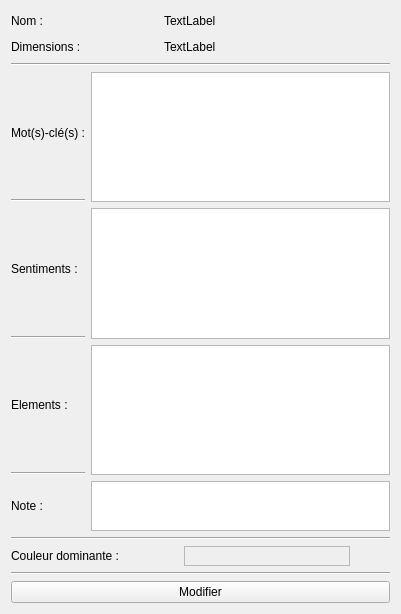
Qt form widgets/info.ui (GLTron3000/IHM_Photos) before a commit.
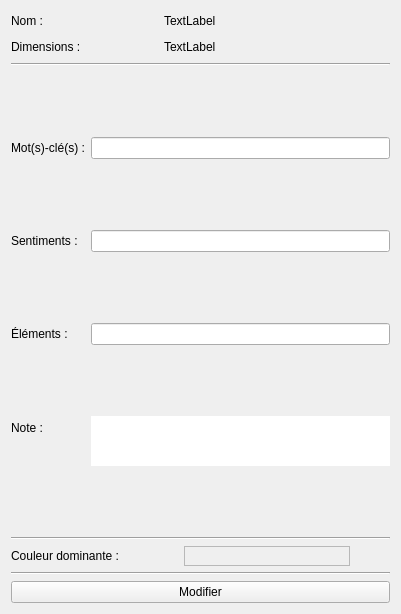
The same form after that commit.

Commit message: info modifié manque juste la note

Diff of the .ui file:
```diff
--- a/widgets/info.ui
+++ b/widgets/info.ui
@@ -13,14 +13,7 @@
   <property name="windowTitle">
    <string>Form</string>
   </property>
-  <layout class="QGridLayout" name="gridLayout_4">
-   <item row="2" column="0">
-    <widget class="Line" name="line">
-     <property name="orientation">
-      <enum>Qt::Horizontal</enum>
-     </property>
-    </widget>
-   </item>
+  <layout class="QGridLayout" name="gridLayout">
    <item row="0" column="0">
     <layout class="QGridLayout" name="gridLayout_2">
      <item row="0" column="1">
@@ -55,140 +48,6 @@
      </item>
     </layout>
    </item>
-   <item row="3" column="0">
-    <layout class="QGridLayout" name="gridLayout">
-     <item row="0" column="0">
-      <layout class="QVBoxLayout" name="verticalLayout">
-       <item>
-        <widget class="QLabel" name="keyWordsLabel">
-         <property name="text">
-          <string>Mot(s)-clé(s) :</string>
-         </property>
-        </widget>
-       </item>
-       <item>
-        <widget class="Line" name="line_2">
-         <property name="orientation">
-          <enum>Qt::Horizontal</enum>
-         </property>
-        </widget>
-       </item>
-       <item>
-        <widget class="QLabel" name="sentimentLabel">
-         <property name="text">
-          <string>Sentiments :</string>
-         </property>
-        </widget>
-       </item>
-       <item>
-        <widget class="Line" name="line_3">
-         <property name="orientation">
-          <enum>Qt::Horizontal</enum>
-         </property>
-        </widget>
-       </item>
-       <item>
-        <widget class="QLabel" name="elementsLabel">
-         <property name="text">
-          <string>&lt;html&gt;&lt;head/&gt;&lt;body&gt;&lt;p&gt;Elements :&lt;/p&gt;&lt;/body&gt;&lt;/html&gt;</string>
-         </property>
-        </widget>
-       </item>
-       <item>
-        <widget class="Line" name="line_4">
-         <property name="orientation">
-          <enum>Qt::Horizontal</enum>
-         </property>
-        </widget>
-       </item>
-       <item>
-        <widget class="QLabel" name="label">
-         <property name="maximumSize">
-          <size>
-           <width>16777215</width>
-           <height>50</height>
-          </size>
-         </property>
-         <property name="text">
-          <string>Note :</string>
-         </property>
-        </widget>
-       </item>
-      </layout>
-     </item>
-     <item row="0" column="1">
-      <layout class="QVBoxLayout" name="verticalLayout_2">
-       <item>
-        <widget class="QTextEdit" name="textKeyWords">
-         <property name="cursor" stdset="0">
-          <cursorShape>ArrowCursor</cursorShape>
-         </property>
-         <property name="contextMenuPolicy">
-          <enum>Qt::DefaultContextMenu</enum>
-         </property>
-         <property name="acceptDrops">
-          <bool>false</bool>
-         </property>
-         <property name="statusTip">
-          <string/>
-         </property>
-         <property name="accessibleDescription">
-          <string extracomment="Clicker sur Modifier pour éditer le(s) mot(s)-clé(s)..."/>
-         </property>
-         <property name="overwriteMode">
-          <bool>false</bool>
-         </property>
-        </widget>
-       </item>
-       <item>
-        <widget class="QTextEdit" name="textFeelings">
-         <property name="cursor" stdset="0">
-          <cursorShape>ArrowCursor</cursorShape>
-         </property>
-         <property name="acceptDrops">
-          <bool>false</bool>
-         </property>
-        </widget>
-       </item>
-       <item>
-        <widget class="QTextEdit" name="textElements">
-         <property name="cursor" stdset="0">
-          <cursorShape>ArrowCursor</cursorShape>
-         </property>
-         <property name="contextMenuPolicy">
-          <enum>Qt::DefaultContextMenu</enum>
-         </property>
-         <property name="acceptDrops">
-          <bool>false</bool>
-         </property>
-         <property name="frameShape">
-          <enum>QFrame::StyledPanel</enum>
-         </property>
-         <property name="lineWidth">
-          <number>2</number>
-         </property>
-         <property name="tabChangesFocus">
-          <bool>false</bool>
-         </property>
-         <property name="textInteractionFlags">
-          <set>Qt::TextEditable</set>
-         </property>
-        </widget>
-       </item>
-       <item>
-        <widget class="QTableWidget" name="note">
-         <property name="maximumSize">
-          <size>
-           <width>16777215</width>
-           <height>50</height>
-          </size>
-         </property>
-        </widget>
-       </item>
-      </layout>
-     </item>
-    </layout>
-   </item>
    <item row="1" column="0">
     <layout class="QGridLayout" name="gridLayout_3">
      <item row="0" column="1">
@@ -223,6 +82,83 @@
      </item>
     </layout>
    </item>
+   <item row="2" column="0">
+    <widget class="Line" name="line">
+     <property name="orientation">
+      <enum>Qt::Horizontal</enum>
+     </property>
+    </widget>
+   </item>
+   <item row="3" column="0">
+    <layout class="QFormLayout" name="formLayout">
+     <item row="0" column="0">
+      <widget class="QLabel" name="keyWordsLabel">
+       <property name="text">
+        <string>Mot(s)-clé(s) :</string>
+       </property>
+      </widget>
+     </item>
+     <item row="0" column="1">
+      <widget class="QLineEdit" name="textKeyWords"/>
+     </item>
+     <item row="1" column="0">
+      <widget class="QLabel" name="sentimentLabel">
+       <property name="text">
+        <string>Sentiments :</string>
+       </property>
+      </widget>
+     </item>
+     <item row="1" column="1">
+      <widget class="QLineEdit" name="textFeelings"/>
+     </item>
+     <item row="2" column="0">
+      <widget class="QLabel" name="elementsLabel">
+       <property name="text">
+        <string>&lt;html&gt;&lt;head/&gt;&lt;body&gt;&lt;p&gt;Éléments :&lt;/p&gt;&lt;/body&gt;&lt;/html&gt;</string>
+       </property>
+      </widget>
+     </item>
+     <item row="2" column="1">
+      <widget class="QLineEdit" name="textElements"/>
+     </item>
+     <item row="3" column="0">
+      <widget class="QLabel" name="label">
+       <property name="maximumSize">
+        <size>
+         <width>16777215</width>
+         <height>50</height>
+        </size>
+       </property>
+       <property name="text">
+        <string>Note :</string>
+       </property>
+      </widget>
+     </item>
+     <item row="3" column="1">
+      <widget class="QTableWidget" name="note">
+       <property name="maximumSize">
+        <size>
+         <width>16777215</width>
+         <height>50</height>
+        </size>
+       </property>
+       <property name="cursor" stdset="0">
+        <cursorShape>PointingHandCursor</cursorShape>
+       </property>
+       <property name="frameShape">
+        <enum>QFrame::NoFrame</enum>
+       </property>
+      </widget>
+     </item>
+    </layout>
+   </item>
+   <item row="4" column="0">
+    <widget class="Line" name="line_6">
+     <property name="orientation">
+      <enum>Qt::Horizontal</enum>
+     </property>
+    </widget>
+   </item>
    <item row="5" column="0">
     <layout class="QHBoxLayout" name="horizontalLayout_4">
      <item>
```
Left out of the diff: 11 changed lines with no effect on the pictures. The commit also changes 1 other file.
